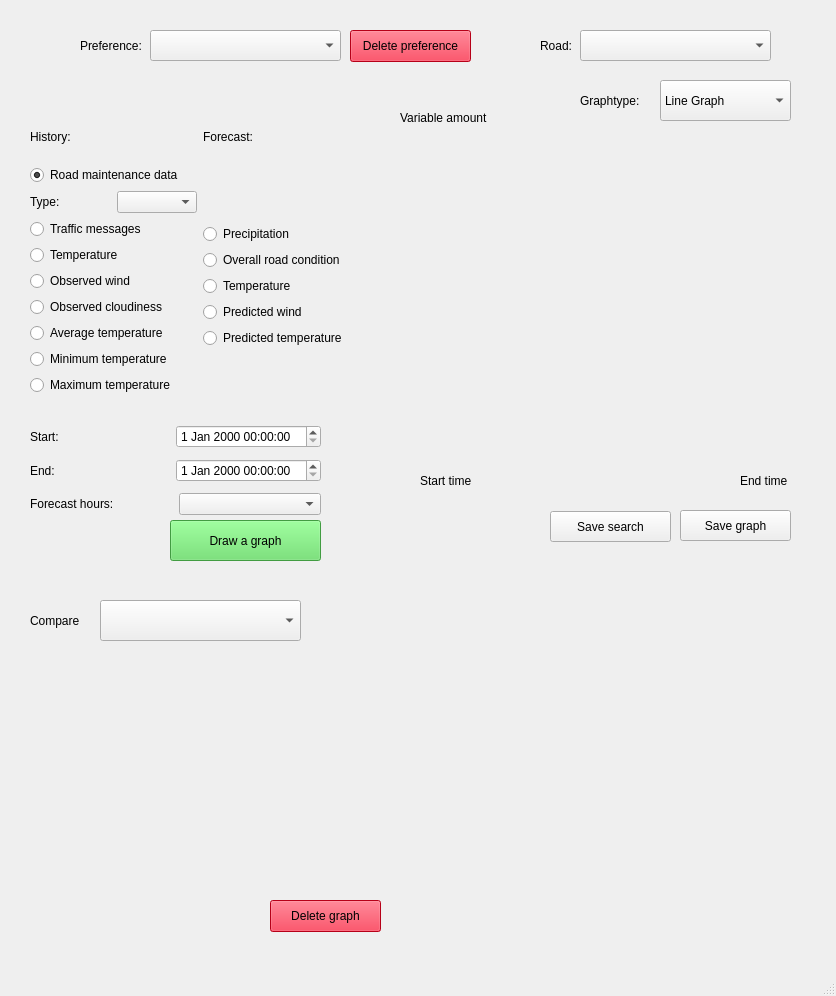
Above: rojekti/mainwindow.ui from victorzhj/roadConditionMonitor before the change. Below: the same form after it.
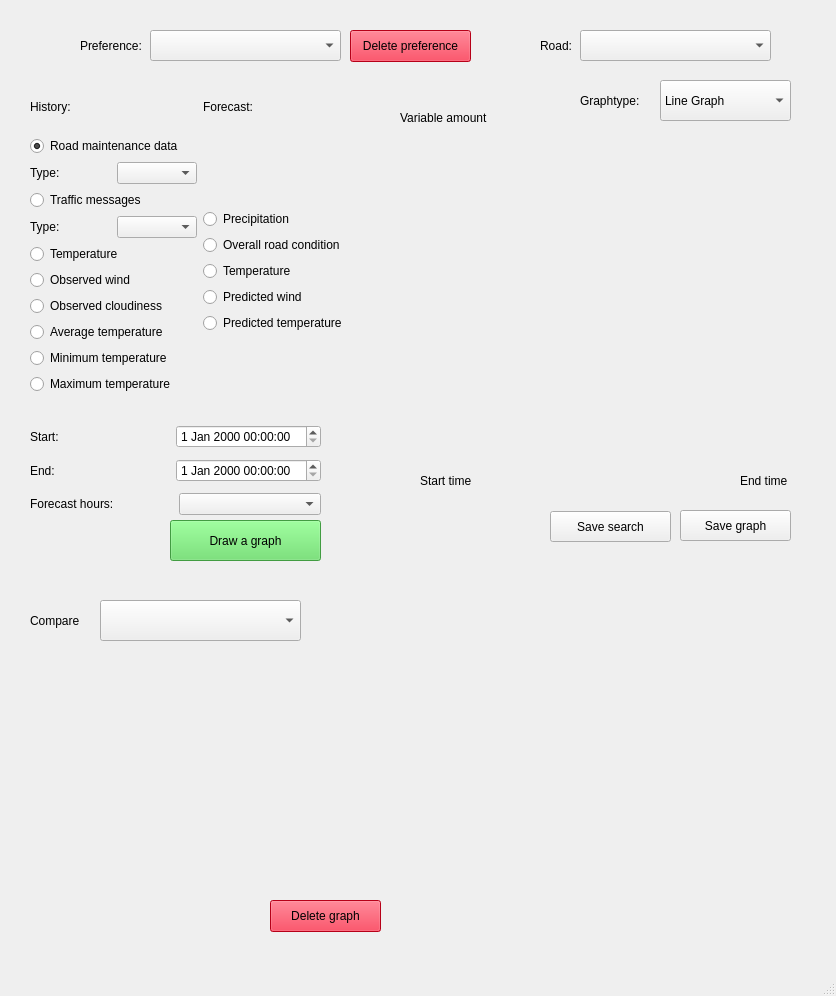
That is the form after the change.

Commit message: Message typet ja muita ui juttuja

```diff
--- a/rojekti/mainwindow.ui
+++ b/rojekti/mainwindow.ui
@@ -101,9 +101,9 @@
     <property name="geometry">
      <rect>
       <x>30</x>
-      <y>130</y>
+      <y>100</y>
       <width>340</width>
-      <height>291</height>
+      <height>321</height>
      </rect>
     </property>
     <layout class="QHBoxLayout" name="horizontalLayout_2">
@@ -167,6 +167,24 @@
          </property>
         </widget>
        </item>
+       <item>
+        <layout class="QHBoxLayout" name="roadmaintenance_type_2">
+         <item>
+          <widget class="QLabel" name="label_10">
+           <property name="text">
+            <string>Type:</string>
+           </property>
+          </widget>
+         </item>
+         <item>
+          <widget class="QComboBox" name="messagetype_pick">
+           <property name="enabled">
+            <bool>true</bool>
+           </property>
+          </widget>
+         </item>
+        </layout>
+       </item>
        <item>
         <widget class="QRadioButton" name="temperature_h">
          <property name="enabled">
```
The commit also changes 3 other files.
